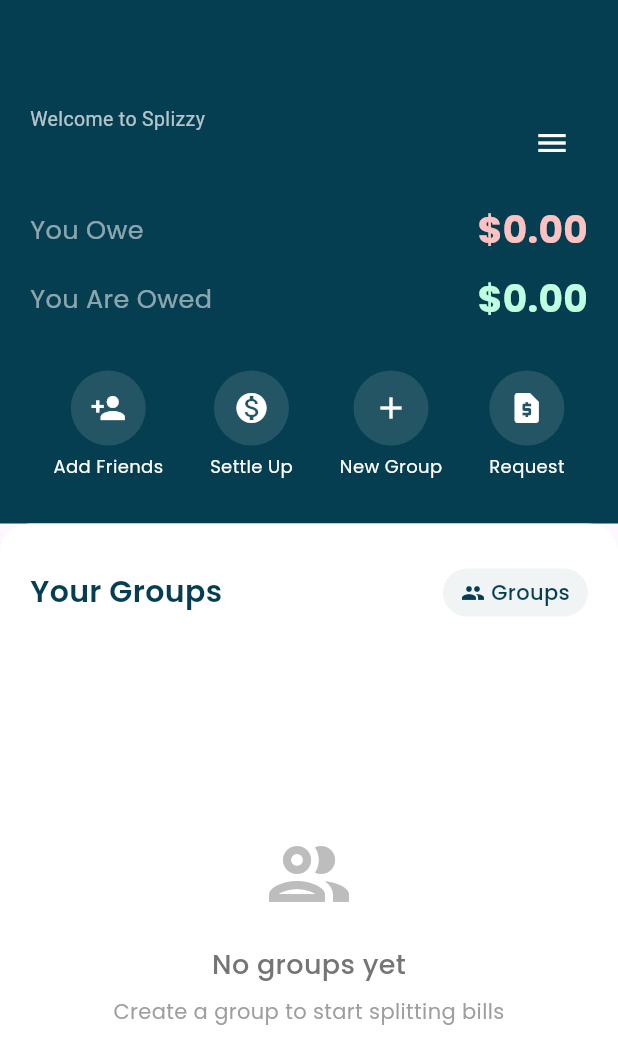
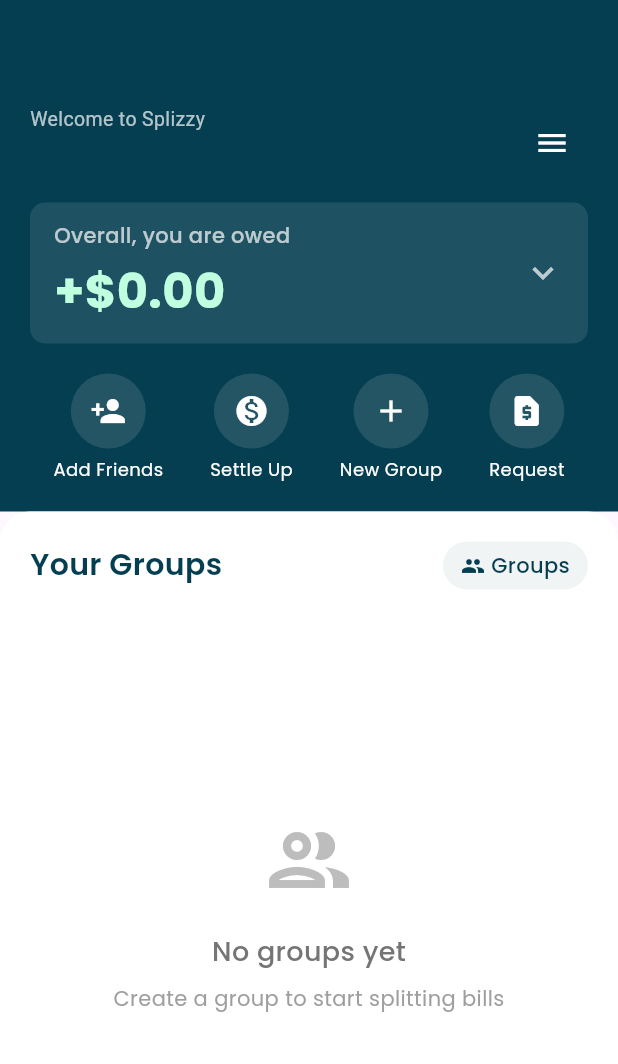
Before and after one commit to KugleBlitz007/SplitGasy, a Flutter app: the HomePage screen opened directly, on a phone screen of 412 x 824 dp. Shown: the top 1064 px of the screen. Run offline on Flutter 3.47's test engine with Material 3 defaults, Android fonts, the phone set to English and light mode, and no system bars; our stand-ins replace cloud_firestore, firebase_auth, firebase_core, flutter_dotenv, google_fonts, google_sign_in and 1 more; accounts and stored records are empty.

Commit message:
Add overall balance to home page

```diff
--- a/lib/pages/home_page.dart
+++ b/lib/pages/home_page.dart
@@ -722,7 +722,7 @@ class _HomePageState extends State<HomePage> {
         children: [
           // Top part
           Container(
-            padding: const EdgeInsets.only(left: 20, right: 20, top: 70, bottom: 30),
+            padding: const EdgeInsets.only(left: 20, right: 20, top: 70, bottom: 20),
             decoration: const BoxDecoration(
               color: Color(0xFF043E50), // Dark green color
             ),
@@ -768,35 +768,7 @@ class _HomePageState extends State<HomePage> {
 
                 const SizedBox(height: 15),
 
-                // Available Balance
-                Row(
-                  children: [
-                    // Left column (Texts: "You Owe" & "You Are Owed")
-                    Expanded(
-                      child: Column(
-                        crossAxisAlignment: CrossAxisAlignment.start,
-                        mainAxisAlignment: MainAxisAlignment.end, // Align to bottom
-                        children: [
-                          Text(
-                            "You Owe",
-                            style: GoogleFonts.poppins(
-                              color: Colors.white54,
-                              fontSize: 17,
-                            ),
-                          ),
-                          SizedBox(height: 22), // Space between the two texts
-                          Text(
-                            "You Are Owed",
-                            style: GoogleFonts.poppins(
-                              color: Colors.white54,
-                              fontSize: 17,
-                            ),
-                          ),
-                        ],
-                      ),
-                    ),
-
-                    // Right column (Balances)
+                // Combined Balance Display with Dropdown
                 StreamBuilder<QuerySnapshot>(
                   stream: FirebaseFirestore.instance
                       .collection('balances')
@@ -827,36 +799,30 @@ class _HomePageState extends State<HomePage> {
                       }
                     }
 
-                        return Column(
-                          crossAxisAlignment: CrossAxisAlignment.end,
-                          mainAxisAlignment: MainAxisAlignment.end, // Align to bottom
-                          children: [
-                            Text(
-                              "\$${youOwe.toStringAsFixed(2)}", // You owe amount
-                              style: GoogleFonts.poppins(
-                                color: const Color(0xFFFFC2C2),
-                                fontSize: 25,
-                                fontWeight: FontWeight.bold,
-                              ),
-                            ),
-                            SizedBox(height: 10),
-                            Text(
-                              "\$${youAreOwed.toStringAsFixed(2)}", // You are owed amount
-                              style: GoogleFonts.poppins(
-                                color: const Color(0xFFC1FFE1),
-                                fontSize: 25,
-                                fontWeight: FontWeight.bold,
-                              ),
-                            ),
-                          ],
+                    // Calculate overall balance
+                    double overallBalance = youAreOwed - youOwe;
+                    String balanceText = overallBalance >= 0
+                      ? "+\$${overallBalance.toStringAsFixed(2)}"
+                      : "-\$${overallBalance.abs().toStringAsFixed(2)}";
+                    Color balanceColor = overallBalance >= 0
+                      ? const Color(0xFFC1FFE1)
+                      : const Color(0xFFFFC2C2);
+                    String balanceLabel = overallBalance >= 0
+                      ? "Overall, you are owed"
+                      : "Overall, you owe";
+
+                    return _ExpandableBalanceWidget(
+                      youOwe: youOwe,
+                      youAreOwed: youAreOwed,
+                      overallBalance: overallBalance,
+                      balanceLabel: balanceLabel,
+                      balanceText: balanceText,
+                      balanceColor: balanceColor,
                     );
                   },
                 ),
-                  ],
-                ),
 
-
-                const SizedBox(height: 30),
+                const SizedBox(height: 20),
 
                 // Action Buttons (Send, Fund Wallet, Request, Pay Bills)
                 Row(
@@ -892,7 +858,7 @@ class _HomePageState extends State<HomePage> {
           // Bottom part
           Expanded(
             child: Container(
-              padding: const EdgeInsets.fromLTRB(20, 30, 20, 20),
+              padding: const EdgeInsets.fromLTRB(20, 20, 20, 20),
               decoration: const BoxDecoration(
                 color: Colors.white,
                 borderRadius: BorderRadius.only(
@@ -1075,3 +1041,133 @@ class _HomePageState extends State<HomePage> {
     );
   }
 }
+
+class _ExpandableBalanceWidget extends StatefulWidget {
+  final double youOwe;
+  final double youAreOwed;
+  final double overallBalance;
+  final String balanceLabel;
+  final String balanceText;
+  final Color balanceColor;
+
+  const _ExpandableBalanceWidget({
+    required this.youOwe,
+    required this.youAreOwed,
+    required this.overallBalance,
+    required this.balanceLabel,
+    required this.balanceText,
+    required this.balanceColor,
+  });
+
+  @override
+  State<_ExpandableBalanceWidget> createState() => _ExpandableBalanceWidgetState();
+}
+
+class _ExpandableBalanceWidgetState extends State<_ExpandableBalanceWidget> {
+  bool _expanded = false;
+
+  @override
+  Widget build(BuildContext context) {
+    return InkWell(
+      onTap: () {
+        setState(() {
+          _expanded = !_expanded;
+        });
+      },
+      child: Container(
+        width: double.infinity,
+        padding: const EdgeInsets.symmetric(vertical: 12, horizontal: 16),
+        decoration: BoxDecoration(
+          color: Colors.white.withOpacity(0.1),
+          borderRadius: BorderRadius.circular(10),
+        ),
+        child: Column(
+          children: [
+            Row(
+              mainAxisAlignment: MainAxisAlignment.spaceBetween,
+              children: [
+                Column(
+                  crossAxisAlignment: CrossAxisAlignment.start,
+                  children: [
+                    Text(
+                      widget.balanceLabel,
+                      style: GoogleFonts.poppins(
+                        color: Colors.white70,
+                        fontSize: 14,
+                        fontWeight: FontWeight.w500,
+                      ),
+                    ),
+                    const SizedBox(height: 4),
+                    Text(
+                      widget.balanceText,
+                      style: GoogleFonts.poppins(
+                        color: widget.balanceColor,
+                        fontSize: 32,
+                        fontWeight: FontWeight.bold,
+                      ),
+                    ),
+                  ],
+                ),
+                Icon(
+                  _expanded ? Icons.keyboard_arrow_up : Icons.keyboard_arrow_down,
+                  color: Colors.white70,
+                  size: 28,
+                ),
+              ],
+            ),
+
+            // Expandable details section
+            if (_expanded) ...[
+              const SizedBox(height: 16),
+              const Divider(height: 1, color: Colors.white24),
+              const SizedBox(height: 12),
+              Row(
+                mainAxisAlignment: MainAxisAlignment.spaceBetween,
+                children: [
+                  Text(
+                    "You owe",
+                    style: GoogleFonts.poppins(
+                      color: Colors.white54,
+                      fontSize: 14,
+                      fontWeight: FontWeight.w500,
+                    ),
+                  ),
+                  Text(
+                    "\$${widget.youOwe.toStringAsFixed(2)}",
+                    style: GoogleFonts.poppins(
+                      color: const Color(0xFFFFC2C2),
+                      fontSize: 16,
+                      fontWeight: FontWeight.w500,
+                    ),
+                  ),
+                ],
+              ),
+              const SizedBox(height: 10),
+              Row(
+                mainAxisAlignment: MainAxisAlignment.spaceBetween,
+                children: [
+                  Text(
+                    "You are owed",
+                    style: GoogleFonts.poppins(
+                      color: Colors.white54,
+                      fontSize: 14,
+                      fontWeight: FontWeight.w500,
+                    ),
+                  ),
+                  Text(
+                    "\$${widget.youAreOwed.toStringAsFixed(2)}",
+                    style: GoogleFonts.poppins(
+                      color: const Color(0xFFC1FFE1),
+                      fontSize: 16,
+                      fontWeight: FontWeight.w500,
+                    ),
+                  ),
+                ],
+              ),
+            ],
+          ],
+        ),
+      ),
+    );
+  }
+}
```
Lines whose indentation alone changed are shown as unchanged.
